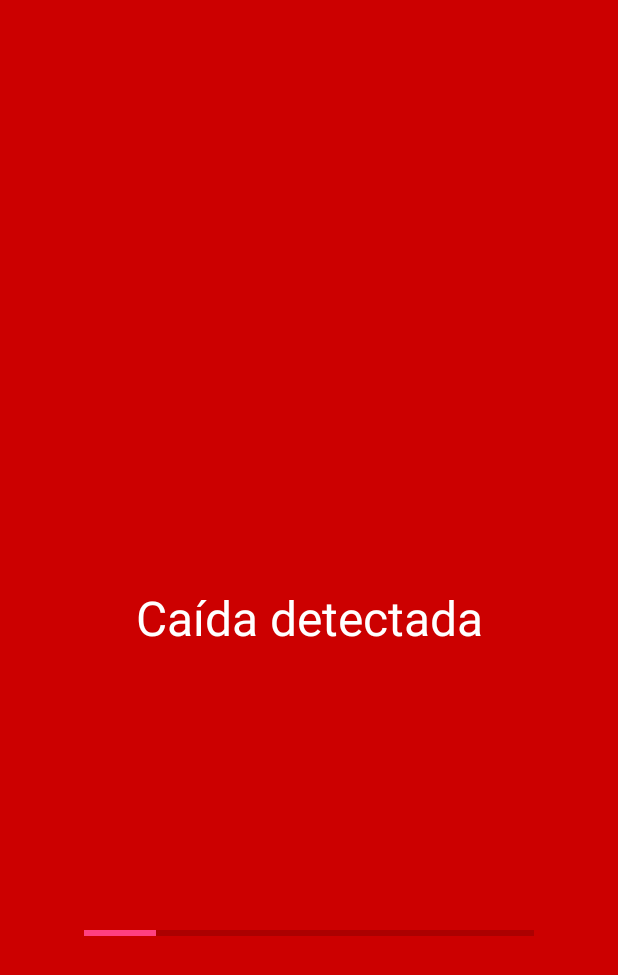
After one commit to Priscy/AndroidTest, an Android app: the falls screen opened directly, with no data from a screen before it, on a phone screen of 412 x 824 dp. The commit adds this screen. Shown: the top 975 px of the screen. Run offline under Robolectric (Android 15) with nearby library versions, the phone set to English and light mode, and no system bars.

Commit message:
Alert done

```diff
--- a/app/build.gradle
+++ b/app/build.gradle
@@ -22,7 +22,10 @@ dependencies {
     implementation fileTree(dir: 'libs', include: ['*.jar'])
     implementation 'com.android.support:appcompat-v7:26.1.0'
     implementation 'com.android.support.constraint:constraint-layout:1.0.2'
+    implementation 'com.android.support:design:26.1.0'
     testImplementation 'junit:junit:4.12'
     androidTestImplementation 'com.android.support.test:runner:1.0.1'
     androidTestImplementation 'com.android.support.test.espresso:espresso-core:3.0.1'
+    compile 'com.google.firebase:firebase-core:11.8.0'
 }
+apply plugin: 'com.google.gms.google-services'
--- /dev/null
+++ b/app/src/main/java/com/example/priscila/bluetoothtest/falls.java
@@ -0,0 +1,43 @@
+package com.example.priscila.bluetoothtest;
+
+import android.content.Intent;
+import android.os.Bundle;
+import android.support.v7.app.AppCompatActivity;
+import android.support.v7.widget.Toolbar;
+import android.view.View;
+import android.widget.TextView;
+import android.animation.Animator;
+import android.animation.ObjectAnimator;
+import android.widget.ProgressBar;
+import android.os.Handler;
+
+public class falls extends AppCompatActivity {
+
+    TextView receive;
+    ProgressBar pb;
+    ObjectAnimator objectAnimator;
+    @Override
+    protected void onCreate(Bundle savedInstanceState) {
+        super.onCreate(savedInstanceState);
+        setContentView(R.layout.activity_falls);
+
+
+        //receive = (TextView)findViewById(R.id.tv1);
+
+       // receive.setText(getIntent().getStringExtra("EdiTtEXTvALUE"));
+        pb = (ProgressBar)findViewById(R.id.progressBar);
+        objectAnimator = ObjectAnimator.ofInt(pb, "progress", 0,100);
+        objectAnimator.setDuration(10000);
+        objectAnimator.start();
+        Handler handler = new Handler();
+        handler.postDelayed(new Runnable() {
+            public void run() {
+                startActivity(new Intent(falls.this, Confirmation.class));
+            }
+        }, 10000);
+
+    }
+
+
+
+}
--- /dev/null
+++ b/app/src/main/res/layout/activity_falls.xml
@@ -0,0 +1,40 @@
+<?xml version="1.0" encoding="utf-8"?>
+<RelativeLayout xmlns:android="http://schemas.android.com/apk/res/android"
+    xmlns:app="http://schemas.android.com/apk/res-auto"
+    xmlns:tools="http://schemas.android.com/tools"
+    android:layout_width="match_parent"
+    android:layout_height="match_parent"
+    android:paddingBottom="@dimen/activity_vertical_margin"
+    android:paddingLeft="@dimen/activity_horizontal_margin"
+    android:paddingRight="@dimen/activity_horizontal_margin"
+    android:paddingTop="@dimen/activity_vertical_margin"
+    tools:context="com.example.priscila.bluetoothtest.falls"
+    android:background="@android:color/holo_red_dark" >
+
+
+    <TextView
+        android:layout_width="match_parent"
+        android:layout_height="match_parent"
+        android:text="Caída detectada"
+        android:id="@+id/tv1"
+        android:gravity="center"
+        android:textSize="32sp"
+        android:textColor="@android:color/white"
+        app:layout_constraintBottom_toBottomOf="parent"
+        app:layout_constraintLeft_toLeftOf="parent"
+        app:layout_constraintRight_toRightOf="parent"
+        app:layout_constraintTop_toTopOf="parent"
+        />
+
+    <ProgressBar
+        android:id="@+id/progressBar"
+        style="?android:attr/progressBarStyleHorizontal"
+        android:layout_width="wrap_content"
+        android:layout_height="wrap_content"
+        android:layout_alignParentBottom="true"
+        android:layout_centerHorizontal="true"
+        android:layout_marginBottom="178dp"
+        android:minWidth="300dp"
+        android:visibility="visible" />
+
+</RelativeLayout>
--- a/app/src/main/res/values/dimens.xml
+++ b/app/src/main/res/values/dimens.xml
@@ -2,4 +2,5 @@
 <resources>
     <dimen name="activity_horizontal_margin">16dp</dimen>
     <dimen name="activity_vertical_margin">16dp</dimen>
+    <dimen name="fab_margin">16dp</dimen>
 </resources>
--- a/app/src/main/res/values/strings.xml
+++ b/app/src/main/res/values/strings.xml
@@ -1,3 +1,5 @@
 <resources>
     <string name="app_name">BluetoothTest</string>
+    <string name="title_activity_falls">falls</string>
+    <string name="title_activity_confirmation">Confirmation</string>
 </resources>
--- a/app/src/main/res/values/styles.xml
+++ b/app/src/main/res/values/styles.xml
@@ -8,4 +8,13 @@
         <item name="colorAccent">@color/colorAccent</item>
     </style>
 
+    <style name="AppTheme.NoActionBar">
+        <item name="windowActionBar">false</item>
+        <item name="windowNoTitle">true</item>
+    </style>
+
+    <style name="AppTheme.AppBarOverlay" parent="ThemeOverlay.AppCompat.Dark.ActionBar" />
+
+    <style name="AppTheme.PopupOverlay" parent="ThemeOverlay.AppCompat.Light" />
+
 </resources>
--- a/build.gradle
+++ b/build.gradle
@@ -8,7 +8,7 @@ buildscript {
     }
     dependencies {
         classpath 'com.android.tools.build:gradle:3.0.1'
-
+        classpath 'com.google.gms:google-services:3.2.0'
 
         // NOTE: Do not place your application dependencies here; they belong
         // in the individual module build.gradle files
```
Also changed, not shown: app/src/main/AndroidManifest.xml (+16 -6 lines), app/src/main/java/com/example/priscila/bluetoothtest/Confirmation.java (added, +19 -0 lines), app/src/main/java/com/example/priscila/bluetoothtest/MainActivity.java (+26 -10 lines), app/src/main/res/layout/activity_confirmation.xml (added, +30 -0 lines), app/src/main/res/layout/content_confirmation.xml (added, +11 -0 lines), app/src/main/res/layout/content_falls.xml (added, +12 -0 lines), 1 other file.
